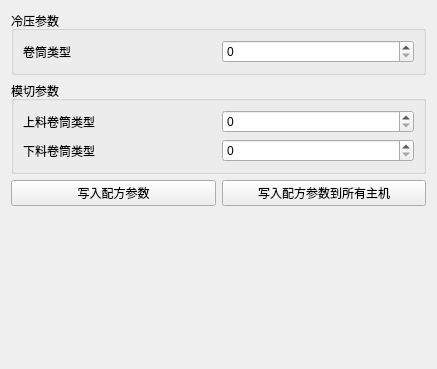
Qt form ui/Recipe.ui (jinhaibinchina/rack_config) before a commit.
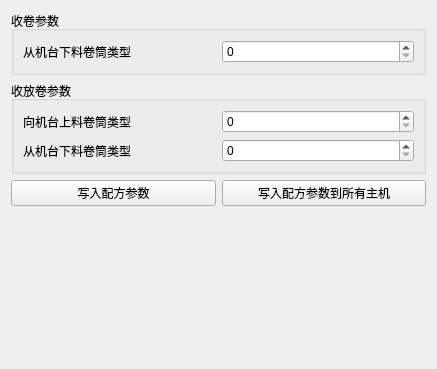
The same form after that commit.

Commit message: 版本更新，加入预分切和冷压3+3

```diff
--- a/ui/Recipe.ui
+++ b/ui/Recipe.ui
@@ -17,7 +17,7 @@
    <item>
     <widget class="QGroupBox" name="groupBox_LY">
      <property name="title">
-      <string>冷压参数</string>
+      <string>收卷参数</string>
      </property>
      <layout class="QVBoxLayout" name="verticalLayout_2">
       <item>
@@ -25,7 +25,7 @@
         <item>
          <widget class="QLabel" name="label">
           <property name="text">
-           <string>卷筒类型</string>
+           <string>从机台下料卷筒类型</string>
           </property>
          </widget>
         </item>
@@ -44,7 +44,7 @@
    <item>
     <widget class="QGroupBox" name="groupBox_MQ">
      <property name="title">
-      <string>模切参数</string>
+      <string>收放卷参数</string>
      </property>
      <layout class="QVBoxLayout" name="verticalLayout">
       <item>
@@ -52,7 +52,7 @@
         <item>
          <widget class="QLabel" name="label_2">
           <property name="text">
-           <string>上料卷筒类型</string>
+           <string>向机台上料卷筒类型</string>
           </property>
          </widget>
         </item>
@@ -70,7 +70,7 @@
         <item>
          <widget class="QLabel" name="label_3">
           <property name="text">
-           <string>下料卷筒类型</string>
+           <string>从机台下料卷筒类型</string>
           </property>
          </widget>
         </item>
```
The commit also changes 3 other files.
